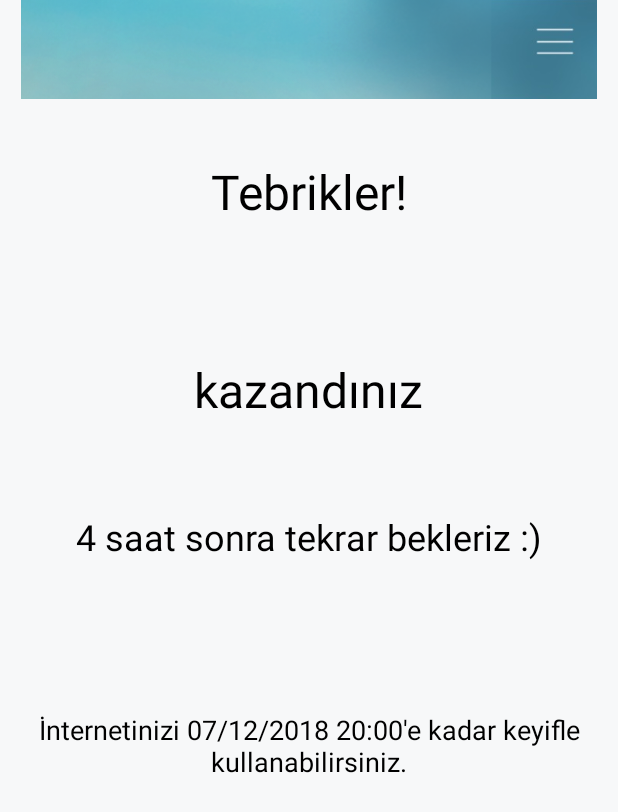
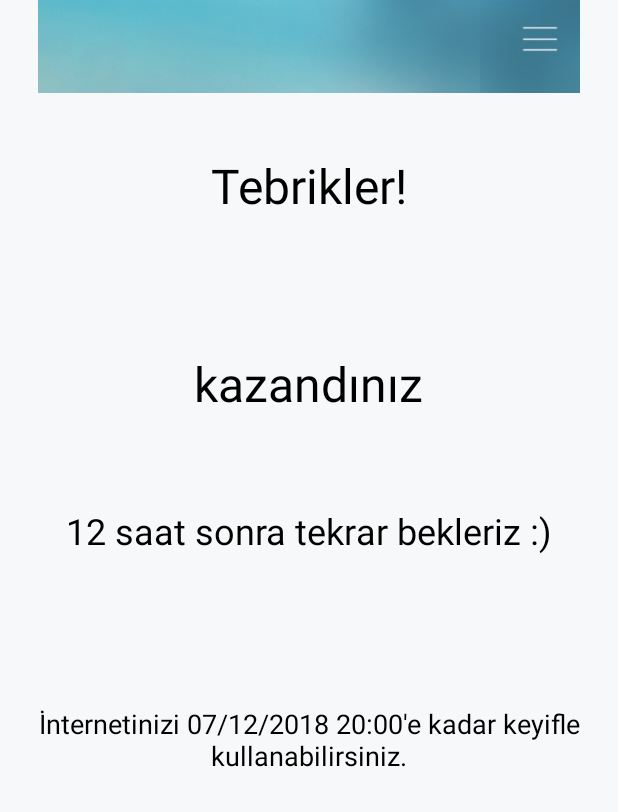
Before and after one commit to gokberkerust/redcrew, an Android app: the ResultActivity screen opened directly, with no data from a screen before it, on a phone screen of 412 x 824 dp. Shown: the top 812 px of the screen. Run offline under Robolectric (Android 15) with nearby library versions, the phone set to English and light mode, and no system bars; libraries missing offline, so code that uses them is left out: com.google.android.gms; 2 statements that could not run were skipped.

Commit message:
layout fixes

```diff
--- a/app/src/main/res/layout/activity_result.xml
+++ b/app/src/main/res/layout/activity_result.xml
@@ -7,7 +7,7 @@
               android:background="@color/colorGreyBackground">
 
     <ImageView android:layout_width="wrap_content"
-               android:layout_height="66dp"
+               android:layout_height="62dp"
                android:src="@drawable/header"/>
 
     <LinearLayout android:layout_width="match_parent"
@@ -43,7 +43,7 @@
 
         <TextView android:layout_width="wrap_content"
                   android:layout_height="wrap_content"
-                  android:text="4 saat sonra tekrar bekleriz :)"
+                  android:text="12 saat sonra tekrar bekleriz :)"
                   android:textColor="@color/colorblack"
                   android:textSize="24sp"
                   android:layout_marginTop="60dp"/>
@@ -143,7 +143,7 @@
                   android:layout_height="wrap_content"
                   android:paddingStart="12dp"
                   android:paddingEnd="12dp"
-                  android:text="*5TL faturanıza yansıyacaktır."
+                  android:text="10TL faturanıza yansıyacaktır."
                   android:textColor="@color/colorblack"
                   android:textSize="16sp"
                   android:layout_marginTop="100dp"/>
```
